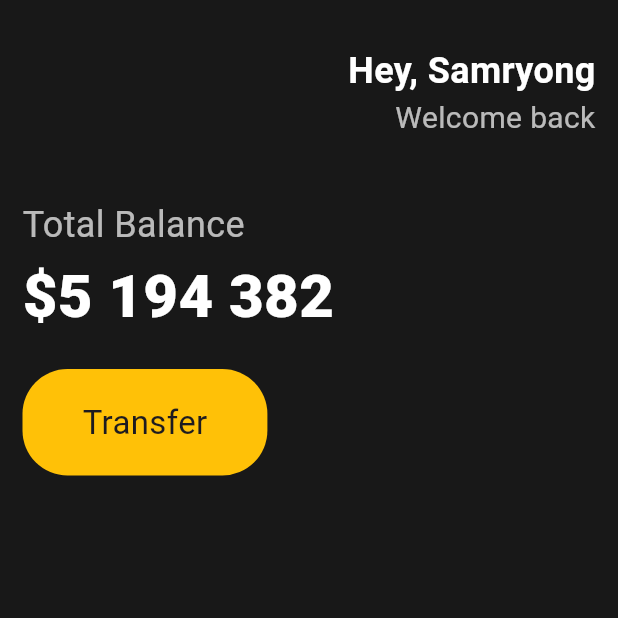
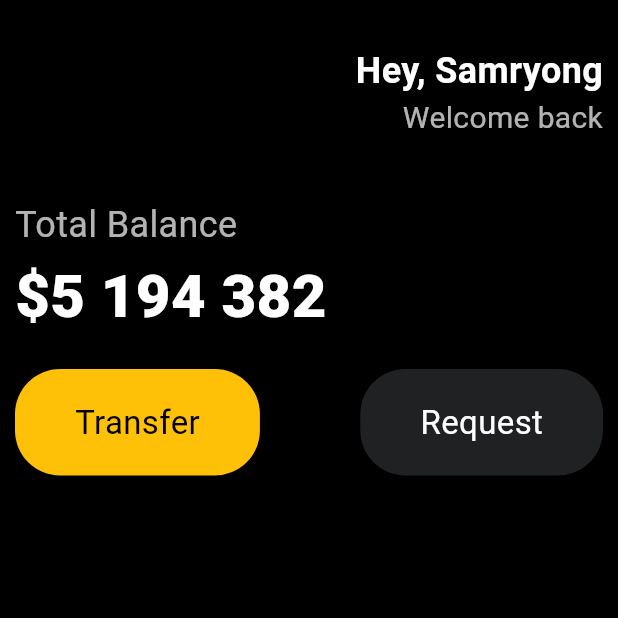
Before and after one commit to Sam-Ryong/pika_client_flutter, a Flutter app: the screen it shows after launch, on a phone screen of 412 x 824 dp, the top half of it. Run offline on Flutter 3.47's test engine with Material 3 defaults, Android fonts, the phone set to English and light mode, and no system bars.

Commit message:
사용자 정의 위젯을 다른 파일로 분리하는 연습

```diff
--- a/lib/main.dart
+++ b/lib/main.dart
@@ -1,4 +1,5 @@
 import 'package:flutter/material.dart';
+import 'package:pika_client_flutter/widgets/button.dart';
 
 void main() {
   runApp(const App());
@@ -11,10 +12,10 @@ class App extends StatelessWidget {
   Widget build(BuildContext context) {
     return MaterialApp(
       home: Scaffold(
-          backgroundColor: const Color(0xFF181818),
+          backgroundColor: Colors.black,
           body: Padding(
               padding: const EdgeInsets.symmetric(
-                horizontal: 15,
+                horizontal: 10,
               ),
               child: Column(
                 crossAxisAlignment: CrossAxisAlignment.start,
@@ -66,24 +67,17 @@ class App extends StatelessWidget {
                   const SizedBox(
                     height: 20,
                   ),
-                  Row(
+                  const Row(
+                    mainAxisAlignment: MainAxisAlignment.spaceBetween,
                     children: [
-                      Container(
-                          decoration: BoxDecoration(
-                              borderRadius: BorderRadius.circular(30),
-                              color: Colors.amber),
-                          child: const Padding(
-                            padding: EdgeInsets.symmetric(
-                              vertical: 20,
-                              horizontal: 40,
-                            ),
-                            child: Text(
-                              "Transfer",
-                              style: TextStyle(
-                                fontSize: 22,
-                              ),
-                            ),
-                          )),
+                      MyButton(
+                          text: "Transfer",
+                          backgroundColor: Colors.amber,
+                          textColor: Colors.black),
+                      MyButton(
+                          text: "Request",
+                          backgroundColor: Color(0xFF1F2123),
+                          textColor: Colors.white)
                     ],
                   )
                 ],
--- /dev/null
+++ b/lib/widgets/button.dart
@@ -0,0 +1,33 @@
+import 'package:flutter/material.dart';
+
+class MyButton extends StatelessWidget {
+  const MyButton({
+    super.key,
+    required this.text,
+    required this.backgroundColor,
+    required this.textColor,
+  });
+  final String text;
+  final Color backgroundColor;
+  final Color textColor;
+
+  @override
+  Widget build(BuildContext context) {
+    return Container(
+        decoration: BoxDecoration(
+            borderRadius: BorderRadius.circular(30), color: backgroundColor),
+        child: Padding(
+          padding: const EdgeInsets.symmetric(
+            vertical: 20,
+            horizontal: 40,
+          ),
+          child: Text(
+            text,
+            style: TextStyle(
+              fontSize: 22,
+              color: textColor,
+            ),
+          ),
+        ));
+  }
+}
```
